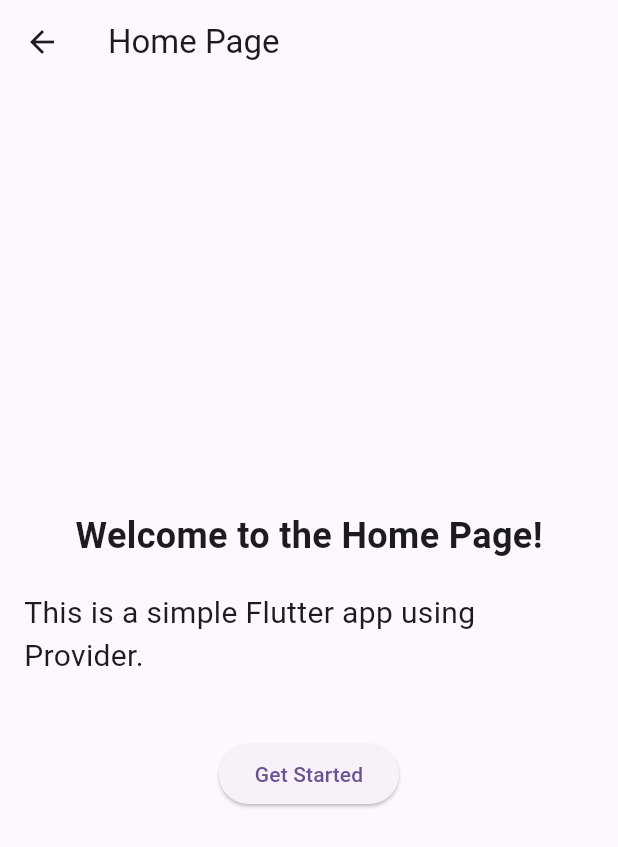
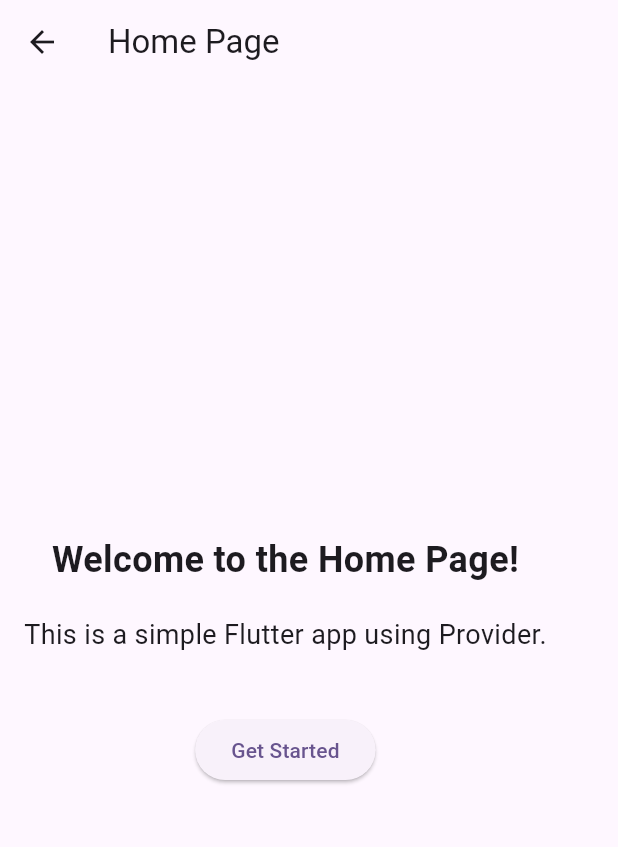
Before and after one commit to Puzadahal/Provider_practice1, a Flutter app: the HomePage screen opened directly, on a phone screen of 412 x 824 dp. Shown: the top 847 px of the screen. Run offline on Flutter 3.47's test engine with Material 3 defaults, Android fonts, the phone set to English and light mode, and no system bars; our stand-ins replace dio, internet_connection_checker_plus; network calls fail.

Commit message:
chore:textstyle fontsize changed

```diff
--- a/lib/homepage.dart
+++ b/lib/homepage.dart
@@ -21,7 +21,7 @@ class HomePage extends StatelessWidget {
         const SizedBox(height: 20),
         const Text(
           'This is a simple Flutter app using Provider.',
-          style: TextStyle(fontSize: 20),
+          style: TextStyle(fontSize: 18),
         ),
         const SizedBox(height: 40),
         ElevatedButton(
```
